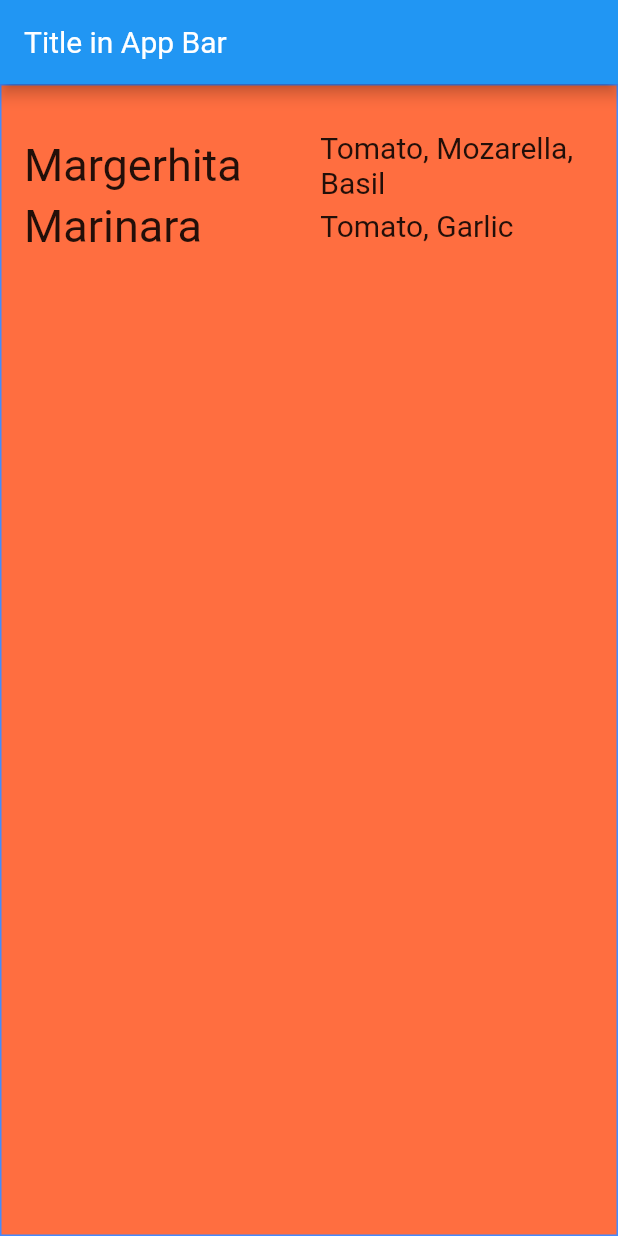
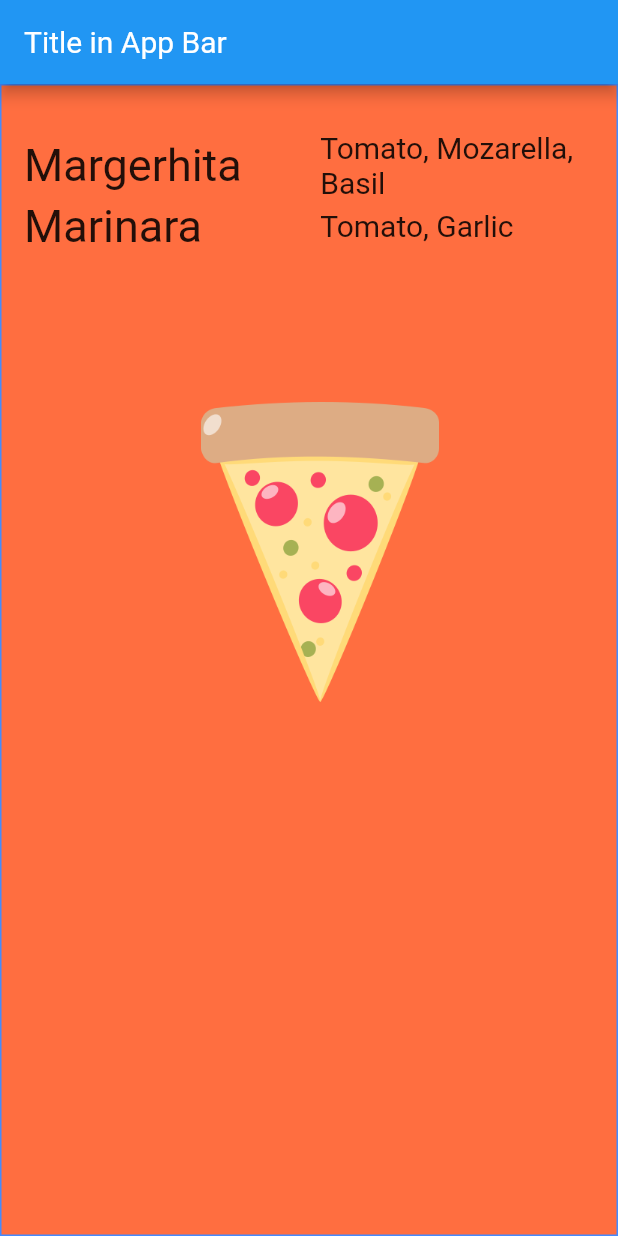
Before and after one commit to craigmillsuk/flutter_application, a Flutter app: the screen it shows after launch, on a phone screen of 412 x 824 dp. Run offline on Flutter 3.47's test engine with Material 2 defaults, Android fonts, the phone set to English and light mode, and no system bars.

Commit message:
Pizza image added - Cherry pick

```diff
--- a/lib/screens/Pizza.dart
+++ b/lib/screens/Pizza.dart
@@ -54,8 +54,21 @@ class Pizza extends StatelessWidget
                 ),
               ),
               )
-          ])
+          ]),
+          PizzaImageWidget(),
       ]),
     ));
   }
 }
+
+class PizzaImageWidget extends StatelessWidget{
+  @override
+  Widget build(BuildContext context) {
+    AssetImage pizzaAsset = new AssetImage('images/pizza.png');
+    Image image = Image(image: pizzaAsset, width: 200.0, height: 200.0);
+    return Container(child: image,
+      margin: EdgeInsets.only(top: 100.0),
+      alignment: Alignment.center,
+    );
+  }
+}
--- a/pubspec.yaml
+++ b/pubspec.yaml
@@ -47,8 +47,8 @@ flutter:
   uses-material-design: true
 
   # To add assets to your application, add an assets section, like this:
-  # assets:
-  #   - images/a_dot_burr.jpeg
+  assets:
+    - images/pizza.png
   #   - images/a_dot_ham.jpeg
 
   # An image asset can refer to one or more resolution-specific "variants", see
```
Also changed, not shown: images/pizza.png (added).
